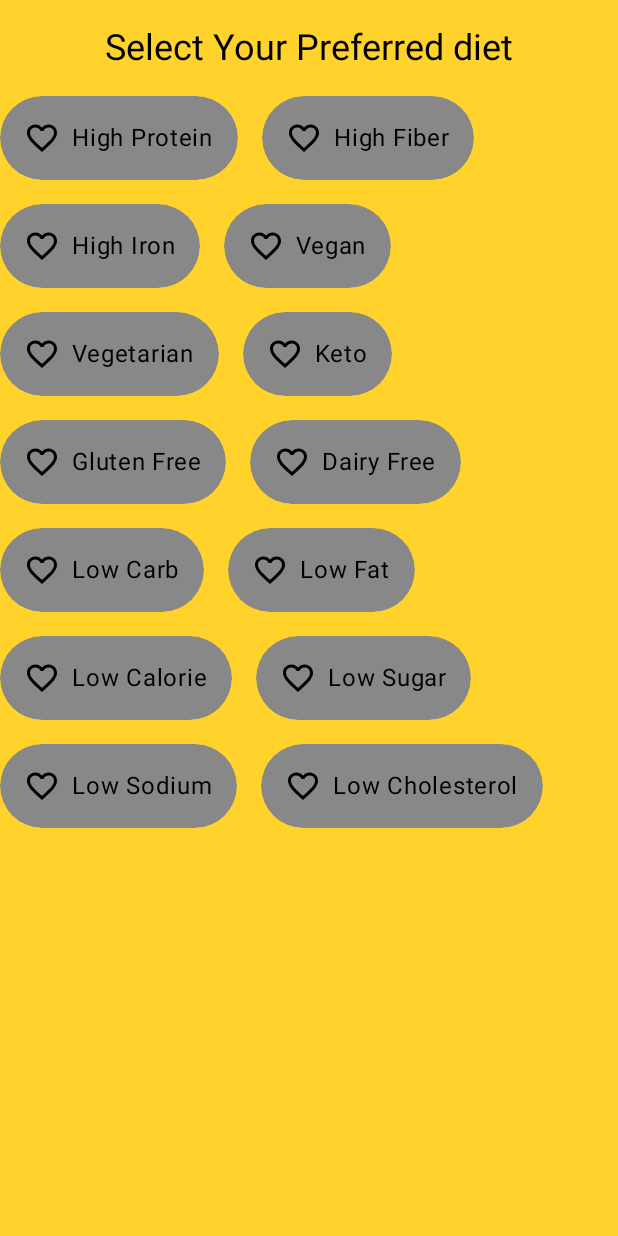
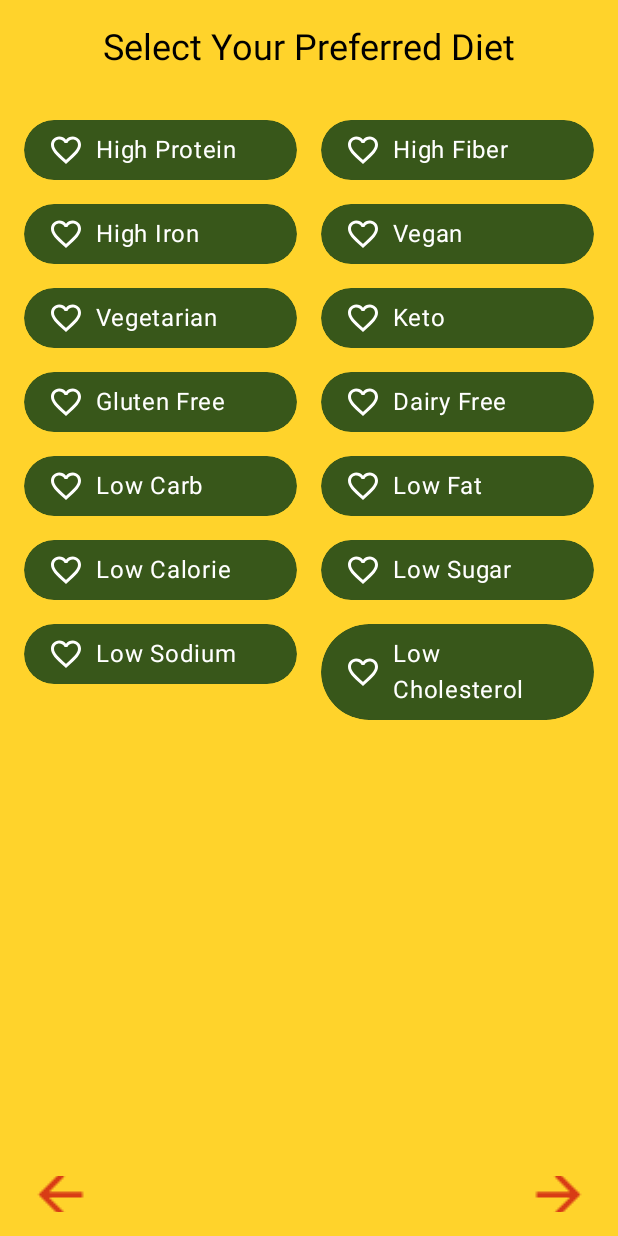
Before and after one commit to cckroets/ImFeelingHungy, an Android app built with Jetpack Compose: the DietaryPreferenceScreen screen opened through its navigation route, on a phone screen of 412 x 824 dp. Run offline under Robolectric (Android 15) with nearby library versions, the phone set to English and light mode, and no system bars.

Commit message:
Kwan/UI improvement (#8)
* Improved WelcomeScreen UI

* Changed box back to column

* Improved food and restuarant onboarding screen

* Improved UI, removed food

```diff
--- a/app/src/main/java/ckroetsch/imfeelinghungry/MainNavigation.kt
+++ b/app/src/main/java/ckroetsch/imfeelinghungry/MainNavigation.kt
@@ -22,6 +22,7 @@ import ckroetsch.imfeelinghungry.onboarding.FoodScreen
 import ckroetsch.imfeelinghungry.onboarding.RestaurantScreen
 import kotlinx.coroutines.launch
 
+
 @Composable
 fun MainNavigation(preferencesViewModel: PreferencesViewModel) {
     val navController = rememberNavController()
@@ -30,11 +31,7 @@ fun MainNavigation(preferencesViewModel: PreferencesViewModel) {
     var startDestination by remember { mutableStateOf<String?>(null) }
     LaunchedEffect(Unit) {
         coroutineScope.launch {
-            startDestination = if (preferencesViewModel.isDataStoreEmpty()) {
-                "welcome"
-            } else {
-                "restaurant"
-            }
+            startDestination = "welcome"
         }
     }
 
--- a/app/src/main/java/ckroetsch/imfeelinghungry/WelcomeScreen.kt
+++ b/app/src/main/java/ckroetsch/imfeelinghungry/WelcomeScreen.kt
@@ -14,6 +14,7 @@ import androidx.compose.foundation.layout.wrapContentHeight
 import androidx.compose.foundation.shape.CircleShape
 import androidx.compose.foundation.shape.RoundedCornerShape
 import androidx.compose.material3.Button
+import androidx.compose.material3.ButtonDefaults
 import androidx.compose.material3.MaterialTheme
 import androidx.compose.material3.Text
 import androidx.compose.runtime.Composable
@@ -30,6 +31,7 @@ import androidx.compose.ui.unit.dp
 import androidx.compose.ui.unit.sp
 import androidx.navigation.NavController
 import androidx.navigation.compose.rememberNavController
+import ckroetsch.imfeelinghungry.ui.theme.DarkOrange
 import ckroetsch.imfeelinghungry.ui.theme.ImFeelingHungryTheme
 
 @Composable
@@ -82,28 +84,34 @@ fun WelcomeScreen(
         )
         Spacer(modifier = Modifier.height(55.dp))
 
+
         Button(
             shape = RoundedCornerShape(26.dp),
-            modifier = Modifier.size(width = 200.dp, height = 65.dp),
+            colors = ButtonDefaults.buttonColors(containerColor = DarkOrange), // Bright red color
+            onClick = {
+                navController.navigate("generateOrder")
+            }) {
+            Text(
+                text = "I'm feelin' hungry!",
+                style = MaterialTheme.typography.titleLarge,
+            )
+        }
+
+        Spacer(modifier = Modifier.height(25.dp))
+
+        Button(
+            shape = RoundedCornerShape(26.dp),
+            colors = ButtonDefaults.buttonColors(containerColor = DarkOrange), // Bright red color
             onClick = {
                 navController.navigate("restaurant")
             }) {
             Text(
-                text = "Get Started",
-                style = MaterialTheme.typography.titleLarge,
+                text = "Change Preference",
             )
         }
 
-        Button(onClick = {
-            navController.navigate("generateOrder")
-        }) {
-            Text(text = "I'm feeling hungry!")
-        }
-
-
-        }
     }
-
+}
 
 
 @Preview
--- a/app/src/main/java/ckroetsch/imfeelinghungry/data/UserPreferences.kt
+++ b/app/src/main/java/ckroetsch/imfeelinghungry/data/UserPreferences.kt
@@ -36,6 +36,7 @@ class UserPreferences(
         }
     }
 
+
     fun checkIfDataStoreIsEmpty(): Boolean = runBlocking {
         isDataStoreEmpty(dataStore)
     }
@@ -69,7 +70,10 @@ class UserPreferences(
             }.collect()
         }
     }
+
+
 }
+
 
 
 private fun String.toPrefsMap(): Map<String, Preference> {
--- a/app/src/main/java/ckroetsch/imfeelinghungry/onboarding/DietaryPreferenceScreen.kt
+++ b/app/src/main/java/ckroetsch/imfeelinghungry/onboarding/DietaryPreferenceScreen.kt
@@ -5,7 +5,7 @@ import androidx.compose.foundation.clickable
 import androidx.compose.foundation.layout.Arrangement
 import androidx.compose.foundation.layout.Column
 import androidx.compose.foundation.layout.ExperimentalLayoutApi
-import androidx.compose.foundation.layout.FlowRow
+import androidx.compose.foundation.layout.PaddingValues
 import androidx.compose.foundation.layout.Row
 import androidx.compose.foundation.layout.Spacer
 import androidx.compose.foundation.layout.fillMaxSize
@@ -13,6 +13,9 @@ import androidx.compose.foundation.layout.fillMaxWidth
 import androidx.compose.foundation.layout.height
 import androidx.compose.foundation.layout.padding
 import androidx.compose.foundation.layout.width
+import androidx.compose.foundation.lazy.staggeredgrid.LazyVerticalStaggeredGrid
+import androidx.compose.foundation.lazy.staggeredgrid.StaggeredGridCells
+import androidx.compose.foundation.lazy.staggeredgrid.items
 import androidx.compose.foundation.shape.RoundedCornerShape
 import androidx.compose.material.icons.Icons
 import androidx.compose.material.icons.filled.Favorite
@@ -21,17 +24,16 @@ import androidx.compose.material3.Icon
 import androidx.compose.material3.MaterialTheme
 import androidx.compose.material3.Text
 import androidx.compose.runtime.Composable
-import androidx.compose.runtime.key
 import androidx.compose.ui.Alignment
 import androidx.compose.ui.Modifier
 import androidx.compose.ui.draw.clip
 import androidx.compose.ui.graphics.Color
 import androidx.compose.ui.unit.dp
 import androidx.navigation.NavController
-import ckroetsch.imfeelinghungry.onboarding.OnboardingNavigator
 import ckroetsch.imfeelinghungry.data.Preference
 import ckroetsch.imfeelinghungry.data.PreferencesViewModel
-
+import ckroetsch.imfeelinghungry.ui.theme.DarkBlue
+import ckroetsch.imfeelinghungry.ui.theme.DarkOrange
 
 @Composable
 fun DietaryPreferenceScreen(
@@ -48,16 +50,17 @@ fun DietaryPreferenceScreen(
             .background(Color(0xFFFFD32B)),
         verticalArrangement = Arrangement.Center,
         horizontalAlignment = Alignment.CenterHorizontally
-        // Add other composable content her
     ) {
+
         Text(
-            text = "Select Your Preferred diet",
+            text = "Select Your Preferred Diet",
             style = MaterialTheme.typography.headlineSmall, // Adjust text style as needed
             color = Color.Black,
             modifier = Modifier.padding(vertical = 16.dp)
         )
 
         DietaryPreferenceSelection(
+            modifier = Modifier.weight(1f),
             onSelect = {
                 viewModel.setDietaryPreference(
                     it,
@@ -69,11 +72,12 @@ fun DietaryPreferenceScreen(
         )
         OnboardingNavigator(
             navController = navController,
-            nextPage = "dietaryPreference",
-            prevPage = "food",
+            nextPage = "generateOrder",
+            prevPage = "restaurant",
             modifier = Modifier
                 .fillMaxWidth()
-                .height(22.dp)
+                .height(56.dp) // Adjusted height for better visibility
+                .padding(16.dp)
         )
     }
 }
@@ -86,19 +90,19 @@ fun DietaryPreferenceSelection(
     diets: List<Diet> = AllPreferences,
     isSelected: (Diet) -> Boolean
 ) {
-    FlowRow(
-        horizontalArrangement = Arrangement.spacedBy(16.dp),
-        verticalArrangement = Arrangement.spacedBy(16.dp),
-        modifier = Modifier.fillMaxSize()
+    LazyVerticalStaggeredGrid(
+        columns = StaggeredGridCells.Fixed(2), // Increased the width of the columns
+        contentPadding = PaddingValues(16.dp),
+        verticalItemSpacing = 16.dp,
+        horizontalArrangement = Arrangement.spacedBy(16.dp), // Added horizontal spacing
+        modifier = modifier.fillMaxWidth()
     ) {
-        diets.forEach { preference ->
-            key(preference) {
-                DietaryPreferencePill(
-                    preference,
-                    isSelected(preference),
-                    { onSelect(preference) },
-                )
-            }
+        items(diets) { preference ->
+            DietaryPreferencePill(
+                preference,
+                isSelected(preference),
+                { onSelect(preference) },
+            )
         }
     }
 }
@@ -110,22 +114,27 @@ fun DietaryPreferencePill(
     select: (Boolean) -> Unit,
     modifier: Modifier = Modifier
 ) {
-    val color = if (isSelected) Color.Green else Color.Gray
+    val color = if (isSelected) DarkOrange else Color(0xFF38571A)
     val icon = if (isSelected) Icons.Filled.Favorite else Icons.Filled.FavoriteBorder
     Row(
-        horizontalArrangement = Arrangement.Center,
+        verticalAlignment = Alignment.CenterVertically, // Ensured vertical alignment
+        horizontalArrangement = Arrangement.Start, // Ensured horizontal arrangement
         modifier = modifier
+            .fillMaxWidth() // Ensured full width to accommodate text
             .clip(RoundedCornerShape(50))
             .clickable { select(!isSelected) }
             .background(color, RoundedCornerShape(50))
-            .padding(16.dp)
-
+            .padding(horizontal = 16.dp, vertical = 8.dp) // Adjusted padding
     ) {
         Icon(
             imageVector = icon,
             contentDescription = null,
+            tint = Color.White // Ensured icon color is visible
         )
         Spacer(modifier = Modifier.width(8.dp))
-        Text(text = preference.name)
+        Text(
+            text = preference.name,
+            color = Color.White // Ensured text color is visible
+        )
     }
 }
--- a/app/src/main/java/ckroetsch/imfeelinghungry/onboarding/OnboardingSelection.kt
+++ b/app/src/main/java/ckroetsch/imfeelinghungry/onboarding/OnboardingSelection.kt
@@ -4,15 +4,34 @@ import androidx.annotation.DrawableRes
 import androidx.compose.foundation.layout.Arrangement
 import androidx.compose.foundation.background
 import androidx.compose.foundation.layout.Row
+
+import androidx.compose.foundation.layout.Spacer
+import androidx.compose.foundation.layout.fillMaxWidth
+import androidx.compose.foundation.layout.padding
 import androidx.compose.foundation.layout.size
+import androidx.compose.foundation.layout.width
+import androidx.compose.foundation.lazy.staggeredgrid.LazyVerticalStaggeredGrid
+import androidx.compose.foundation.lazy.staggeredgrid.StaggeredGridCells
+import androidx.compose.foundation.lazy.staggeredgrid.items
+import androidx.compose.foundation.shape.CircleShape
 import androidx.compose.material3.Icon
 import androidx.compose.runtime.Composable
 import androidx.compose.material.icons.Icons
 import androidx.compose.material.icons.automirrored.filled.ArrowBack
 import androidx.compose.material.icons.automirrored.filled.ArrowForward
+
+import androidx.compose.material.icons.filled.Favorite
+import androidx.compose.material.icons.filled.FavoriteBorder
 import androidx.compose.material3.IconButton
+import androidx.compose.runtime.getValue
+import androidx.compose.runtime.key
+import androidx.compose.runtime.mutableStateOf
+import androidx.compose.runtime.remember
+import androidx.compose.runtime.setValue
 import androidx.compose.ui.Alignment
 import androidx.compose.ui.Modifier
+import androidx.compose.ui.draw.clip
+
 import androidx.compose.ui.draw.scale
 import androidx.compose.ui.graphics.Color
 import androidx.compose.ui.unit.dp
@@ -20,6 +39,7 @@ import androidx.navigation.NavController
 import ckroetsch.imfeelinghungry.R
 import ckroetsch.imfeelinghungry.data.NutritionMetric
 import ckroetsch.imfeelinghungry.data.NutritionalInformation
+import ckroetsch.imfeelinghungry.ui.theme.DarkOrange
 
 data class Restaurant(
     val name: String,
@@ -230,7 +250,7 @@ fun OnboardingNavigator(
                     .scale(2f), // Scale up the icon,
                 imageVector = Icons.AutoMirrored.Filled.ArrowBack,
                 contentDescription = null,
-                tint = Color(0xFF039be5)
+                tint = DarkOrange
             )
         }
 
@@ -243,7 +263,7 @@ fun OnboardingNavigator(
                     .scale(2f), // Scale up the icon,
                 imageVector = Icons.AutoMirrored.Filled.ArrowForward,
                 contentDescription = null,
-                tint = Color(0xFF039be5)
+                tint = DarkOrange
             )
         }
     }
--- a/app/src/main/java/ckroetsch/imfeelinghungry/ui/theme/Color.kt
+++ b/app/src/main/java/ckroetsch/imfeelinghungry/ui/theme/Color.kt
@@ -14,3 +14,6 @@ val Green40 = Color(0xFF006837)
 val Green30 = Color(0xFF008C4D)
 
 val Red30 = Color(0xFFD32F2F)
+val DarkOrange = Color(0xFFD83C15)
+val DarkBlue = Color(0xFF435B8C)
+val MustardYellow = Color(0xFFF5CC2B)
```
Also changed, not shown: app/src/main/java/ckroetsch/imfeelinghungry/data/GenerativeChef.kt (+16 -6 lines), app/src/main/java/ckroetsch/imfeelinghungry/onboarding/RestaurantScreen.kt (+36 -29 lines).
